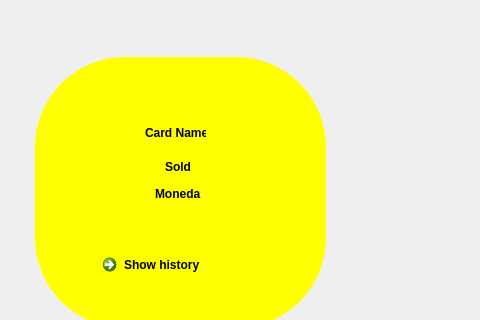
This is 3_Solution/CleverClient/dashboard.ui in georgecpp/CleverPocket as Qt 5 draws it before an edit; both pictures show x 715 to 1195 and y 153 to 473 of the 1360 by 768 pixel window. The edited form follows.
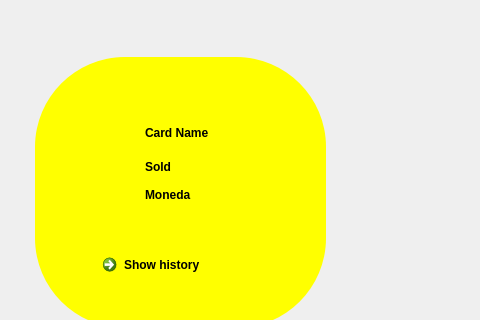
This is the edited form.

Commit message: [small UPDATE] polish finances sync.

Diff of the .ui file:
```diff
--- a/3_Solution/CleverClient/dashboard.ui
+++ b/3_Solution/CleverClient/dashboard.ui
@@ -437,7 +437,7 @@
       <rect>
        <x>870</x>
        <y>270</y>
-       <width>61</width>
+       <width>191</width>
        <height>31</height>
       </rect>
      </property>
@@ -448,7 +448,7 @@
     <widget class="QLabel" name="soldWallLabel">
      <property name="geometry">
       <rect>
-       <x>890</x>
+       <x>870</x>
        <y>310</y>
        <width>61</width>
        <height>20</height>
@@ -461,10 +461,10 @@
     <widget class="QLabel" name="currencyWallLabel">
      <property name="geometry">
       <rect>
-       <x>880</x>
+       <x>870</x>
        <y>340</y>
-       <width>47</width>
-       <height>13</height>
+       <width>71</width>
+       <height>16</height>
       </rect>
      </property>
      <property name="text">
```
The commit also changes 2 other files.
